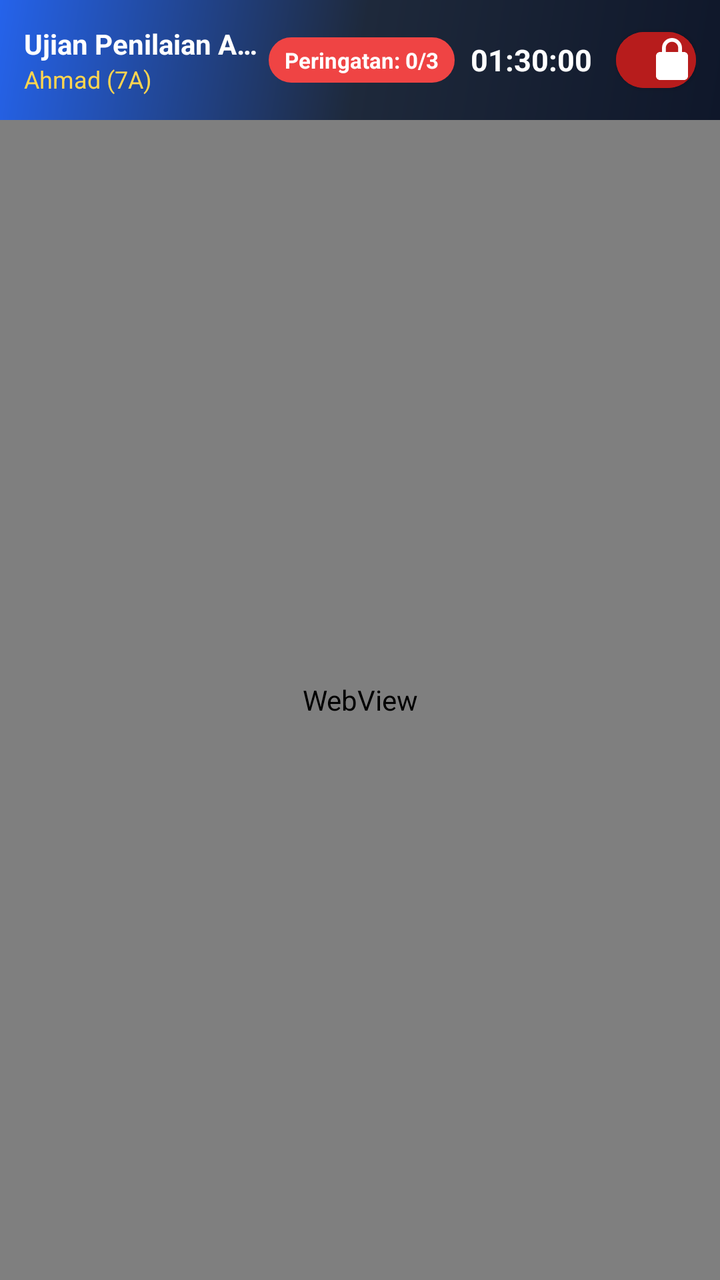
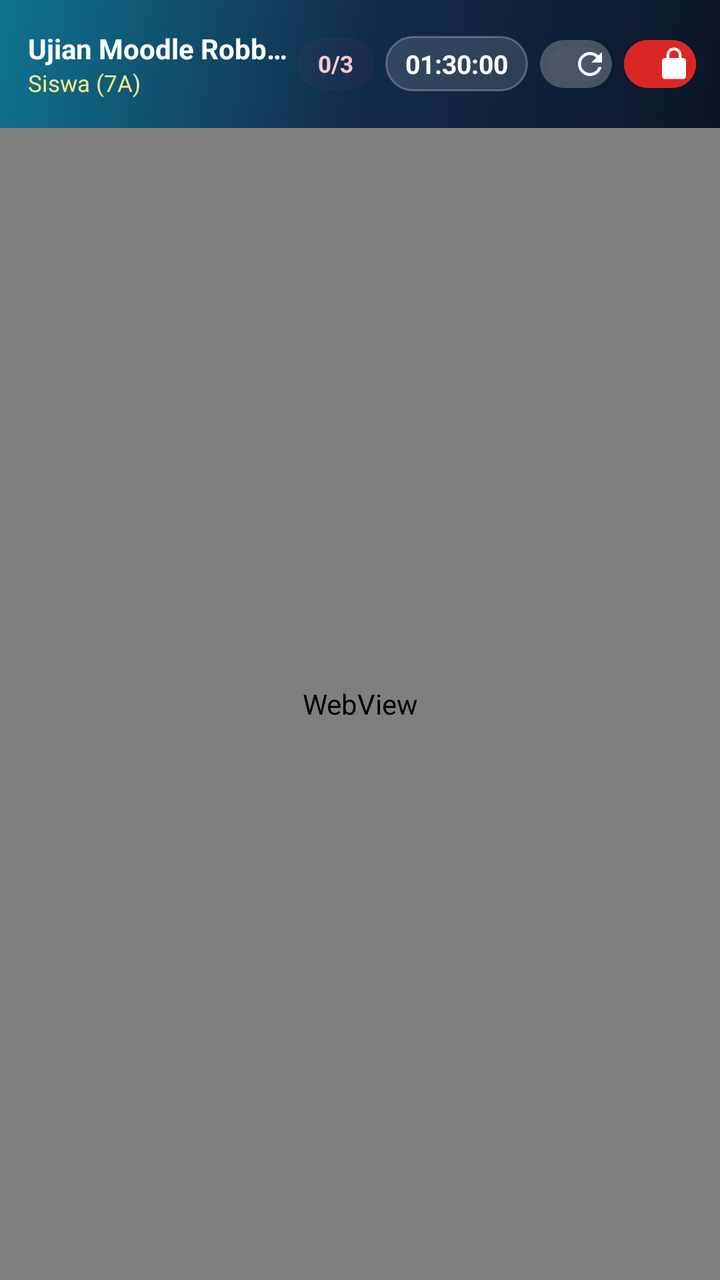

An Android layout rendered at two revisions. The XML below is the earlier revision; the diff shows what the commit changed to produce the second picture.
<!-- AndroidManifest.xml: application theme Theme.RobbaniExam -->
<!-- res/layout/activity_exam.xml -->
<?xml version="1.0" encoding="utf-8"?>
<RelativeLayout xmlns:android="http://schemas.android.com/apk/res/android"
    xmlns:app="http://schemas.android.com/apk/res-auto"
    android:layout_width="match_parent"
    android:layout_height="match_parent"
    android:background="@color/black">

    
    <LinearLayout
        android:id="@+id/headerBar"
        android:layout_width="match_parent"
        android:layout_height="60dp"
        android:layout_alignParentTop="true"
        android:background="@drawable/bg_header_gradient"
        android:gravity="center_vertical"
        android:orientation="horizontal"
        android:paddingStart="12dp"
        android:paddingEnd="12dp">

        <LinearLayout
            android:layout_width="0dp"
            android:layout_height="wrap_content"
            android:layout_weight="1"
            android:orientation="vertical">

            <TextView
                android:id="@+id/tvExamTitle"
                android:layout_width="wrap_content"
                android:layout_height="wrap_content"
                android:ellipsize="end"
                android:maxLines="1"
                android:text="Ujian Penilaian Akhir Semester"
                android:textColor="@color/white"
                android:textSize="14sp"
                android:textStyle="bold" />

            <TextView
                android:id="@+id/tvStudentDetail"
                android:layout_width="wrap_content"
                android:layout_height="wrap_content"
                android:text="Ahmad (7A)"
                android:textColor="#FFD54F"
                android:textSize="12sp" />
        </LinearLayout>

        
        <TextView
            android:id="@+id/tvViolationBadge"
            android:layout_width="wrap_content"
            android:layout_height="wrap_content"
            android:layout_marginEnd="8dp"
            android:background="@drawable/bg_rounded_card"
            android:backgroundTint="#EF4444"
            android:paddingStart="8dp"
            android:paddingTop="4dp"
            android:paddingEnd="8dp"
            android:paddingBottom="4dp"
            android:text="Peringatan: 0/3"
            android:textColor="@color/white"
            android:textSize="11sp"
            android:textStyle="bold" />

        
        <TextView
            android:id="@+id/tvTimer"
            android:layout_width="wrap_content"
            android:layout_height="wrap_content"
            android:layout_marginEnd="12dp"
            android:text="01:30:00"
            android:textColor="@color/white"
            android:textSize="15sp"
            android:textStyle="bold" />

        
        <com.google.android.material.button.MaterialButton
            android:id="@+id/btnExitExam"
            style="?attr/materialIconButtonStyle"
            android:layout_width="40dp"
            android:layout_height="40dp"
            android:backgroundTint="#B71C1C"
            app:cornerRadius="20dp"
            app:icon="@drawable/ic_lock"
            app:iconTint="@color/white" />
    </LinearLayout>

    
    <WebView
        android:id="@+id/webViewExam"
        android:layout_width="match_parent"
        android:layout_height="match_parent"
        android:layout_below="@id/headerBar" />

    
    <LinearLayout
        android:id="@+id/layoutLockedScreen"
        android:layout_width="match_parent"
        android:layout_height="match_parent"
        android:layout_below="@id/headerBar"
        android:background="#FA000000"
        android:gravity="center"
        android:orientation="vertical"
        android:padding="32dp"
        android:visibility="gone">

        <ImageView
            android:layout_width="80dp"
            android:layout_height="80dp"
            android:contentDescription="Locked Warning Icon"
            android:src="@drawable/ic_warning"
            app:tint="#EF4444" />

        <TextView
            android:layout_width="wrap_content"
            android:layout_height="wrap_content"
            android:layout_marginTop="16dp"
            android:text="LAYAR TERKUNCI!"
            android:textColor="#EF4444"
            android:textSize="22sp"
            android:textStyle="bold" />

        <TextView
            android:id="@+id/tvLockReason"
            android:layout_width="wrap_content"
            android:layout_height="wrap_content"
            android:layout_marginTop="8dp"
            android:gravity="center"
            android:text="Batas Pelanggaran Maksimal Terlampaui. Minta Pengawas / Guru untuk Buka Kunci dengan PIN Admin."
            android:textColor="@color/white"
            android:textSize="14sp" />

        <com.google.android.material.button.MaterialButton
            android:id="@+id/btnUnlockAdminPin"
            android:layout_width="wrap_content"
            android:layout_height="wrap_content"
            android:layout_marginTop="24dp"
            android:backgroundTint="@color/robbani_red"
            android:text="Buka Kunci PIN Guru"
            android:textColor="@color/white"
            app:cornerRadius="12dp"
            app:icon="@drawable/ic_lock" />
    </LinearLayout>

</RelativeLayout>
<!-- resources referenced by this layout -->
<resources>
  <color name="black">#FF000000</color>
  <color name="robbani_red">#D32F2F</color>
  <color name="white">#FFFFFFFF</color>
  <!-- drawable bg_header_gradient (drawable) -->
  <?xml version="1.0" encoding="utf-8"?>
  <shape xmlns:android="http://schemas.android.com/apk/res/android">
      <gradient
          android:angle="135"
          android:startColor="#0F172A"
          android:centerColor="#1E293B"
          android:endColor="#2563EB" />
  </shape>
  <!-- drawable bg_rounded_card (drawable) -->
  <?xml version="1.0" encoding="utf-8"?>
  <shape xmlns:android="http://schemas.android.com/apk/res/android">
      <solid android:color="#FFFFFF" />
      <corners android:radius="16dp" />
      <stroke android:width="1dp" android:color="#E2E8F0" />
  </shape>
  <!-- drawable ic_lock (drawable) -->
  <vector xmlns:android="http://schemas.android.com/apk/res/android"
      android:width="24dp"
      android:height="24dp"
      android:viewportWidth="24"
      android:viewportHeight="24">
      <path
          android:fillColor="#FFFFFF"
          android:pathData="M12,17C13.1,17 14,16.1 14,15C14,13.9 13.1,13 12,13C10.9,13 10,13.9 10,15C10,16.1 10.9,17 12,17M18,8H17V6C17,3.24 14.76,1 12,1C9.24,1 7,3.24 7,6V8H6C4.9,8 4,8.9 4,10V20C4,21.1 4.9,22 6,22H18C19.1,22 20,21.1 20,20V10C20,8.9 19.1,8 18,8M8.9,6C8.9,4.29 10.29,2.9 12,2.9C13.71,2.9 15.1,4.29 15.1,6V8H8.9V6Z" />
  </vector>
  <!-- drawable ic_warning (drawable) -->
  <vector xmlns:android="http://schemas.android.com/apk/res/android"
      android:width="24dp"
      android:height="24dp"
      android:viewportWidth="24"
      android:viewportHeight="24">
      <path
          android:fillColor="#EF4444"
          android:pathData="M1,21H23L12,2L1,21M13,18H11V16H13V18M13,14H11V10H13V14Z" />
  </vector>
  <style name="Theme.RobbaniExam" parent="Theme.MaterialComponents.DayNight.NoActionBar">
          
          <item name="colorPrimary">@color/robbani_accent</item>
          <item name="colorPrimaryVariant">@color/robbani_primary_dark</item>
          <item name="colorOnPrimary">@color/white</item>
          
          <item name="colorSecondary">@color/robbani_teal</item>
          <item name="colorSecondaryVariant">@color/robbani_indigo</item>
          <item name="colorOnSecondary">@color/white</item>
  
          
          <item name="android:statusBarColor">@color/robbani_primary_dark</item>
          <item name="android:windowLightStatusBar">false</item>
      </style>
  <color name="robbani_accent">#2563EB</color>
  <color name="robbani_primary_dark">#0F172A</color>
  <color name="robbani_teal">#0D9488</color>
  <color name="robbani_indigo">#4F46E5</color>
</resources>

<!-- the commit's change to res/layout/activity_exam.xml (unified diff, before → after) -->
@@ -3,18 +3,18 @@
     xmlns:app="http://schemas.android.com/apk/res-auto"
     android:layout_width="match_parent"
     android:layout_height="match_parent"
-    android:background="@color/black">
+    android:background="@color/robbani_primary_dark">
 
     
     <LinearLayout
         android:id="@+id/headerBar"
         android:layout_width="match_parent"
-        android:layout_height="60dp"
+        android:layout_height="64dp"
         android:layout_alignParentTop="true"
         android:background="@drawable/bg_header_gradient"
         android:gravity="center_vertical"
         android:orientation="horizontal"
-        android:paddingStart="12dp"
+        android:paddingStart="14dp"
         android:paddingEnd="12dp">
 
         <LinearLayout
@@ -29,7 +29,7 @@
                 android:layout_height="wrap_content"
                 android:ellipsize="end"
                 android:maxLines="1"
-                android:text="Ujian Penilaian Akhir Semester"
+                android:text="Ujian Moodle Robbani"
                 android:textColor="@color/white"
                 android:textSize="14sp"
                 android:textStyle="bold" />
@@ -38,9 +38,11 @@
                 android:id="@+id/tvStudentDetail"
                 android:layout_width="wrap_content"
                 android:layout_height="wrap_content"
-                android:text="Ahmad (7A)"
-                android:textColor="#FFD54F"
-                android:textSize="12sp" />
+                android:ellipsize="end"
+                android:maxLines="1"
+                android:text="Siswa (7A)"
+                android:textColor="#FDE68A"
+                android:textSize="11.5sp" />
         </LinearLayout>
 
         
@@ -48,16 +50,16 @@
             android:id="@+id/tvViolationBadge"
             android:layout_width="wrap_content"
             android:layout_height="wrap_content"
-            android:layout_marginEnd="8dp"
-            android:background="@drawable/bg_rounded_card"
-            android:backgroundTint="#EF4444"
-            android:paddingStart="8dp"
-            android:paddingTop="4dp"
-            android:paddingEnd="8dp"
-            android:paddingBottom="4dp"
-            android:text="Peringatan: 0/3"
-            android:textColor="@color/white"
-            android:textSize="11sp"
+            android:layout_marginEnd="6dp"
+            android:background="@drawable/bg_pill_glass"
+            android:backgroundTint="#33EF4444"
+            android:paddingStart="10dp"
+            android:paddingTop="5dp"
+            android:paddingEnd="10dp"
+            android:paddingBottom="5dp"
+            android:text="0/3"
+            android:textColor="#FECACA"
+            android:textSize="11.5sp"
             android:textStyle="bold" />
 
         
@@ -65,22 +67,89 @@
             android:id="@+id/tvTimer"
             android:layout_width="wrap_content"
             android:layout_height="wrap_content"
-            android:layout_marginEnd="12dp"
+            android:layout_marginEnd="6dp"
+            android:background="@drawable/bg_pill_glass"
+            android:paddingStart="10dp"
+            android:paddingTop="5dp"
+            android:paddingEnd="10dp"
+            android:paddingBottom="5dp"
             android:text="01:30:00"
             android:textColor="@color/white"
-            android:textSize="15sp"
-            android:textStyle="bold" />
+            android:textSize="13sp"
+            android:textStyle="bold" />
+
+        
+        <com.google.android.material.button.MaterialButton
+            android:id="@+id/btnRefreshWeb"
+            style="?attr/materialIconButtonStyle"
+            android:layout_width="36dp"
+            android:layout_height="36dp"
+            android:layout_marginEnd="6dp"
+            android:backgroundTint="#22FFFFFF"
+            android:contentDescription="Muat Ulang Halaman"
+            app:cornerRadius="18dp"
+            app:icon="@drawable/ic_refresh"
+            app:iconSize="18dp"
+            app:iconTint="@color/white" />
 
         
         <com.google.android.material.button.MaterialButton
             android:id="@+id/btnExitExam"
             style="?attr/materialIconButtonStyle"
-            android:layout_width="40dp"
-            android:layout_height="40dp"
-            android:backgroundTint="#B71C1C"
-            app:cornerRadius="20dp"
+            android:layout_width="36dp"
+            android:layout_height="36dp"
+            android:backgroundTint="@color/robbani_red"
+            android:contentDescription="Keluar Ujian"
+            app:cornerRadius="18dp"
             app:icon="@drawable/ic_lock"
+            app:iconSize="18dp"
             app:iconTint="@color/white" />
+    </LinearLayout>
+
+    
+    <ProgressBar
+        android:id="@+id/progressWebView"
+        style="?android:attr/progressBarStyleHorizontal"
+        android:layout_width="match_parent"
+        android:layout_height="3dp"
+        android:layout_below="@id/headerBar"
+        android:max="100"
+        android:progressTint="#38BDF8"
+        android:visibility="gone" />
+
+    
+    <LinearLayout
+        android:id="@+id/bannerProctorNotice"
+        android:layout_width="match_parent"
+        android:layout_height="wrap_content"
+        android:layout_below="@id/progressWebView"
+        android:background="#FEF3C7"
+        android:gravity="center_vertical"
+        android:orientation="horizontal"
+        android:paddingStart="14dp"
+        android:paddingTop="8dp"
+        android:paddingEnd="14dp"
+        android:paddingBottom="8dp"
+        android:visibility="gone">
+
+        <TextView
+            android:id="@+id/tvProctorNotice"
+            android:layout_width="0dp"
+            android:layout_height="wrap_content"
+            android:layout_weight="1"
+            android:textColor="#92400E"
+            android:textSize="12sp"
+            android:textStyle="bold" />
+
+        <TextView
+            android:id="@+id/btnDismissNotice"
+            android:layout_width="wrap_content"
+            android:layout_height="wrap_content"
+            android:padding="4dp"
+            android:text="Tutup"
+            android:textColor="#B45309"
+            android:textSize="12sp"
+            android:textStyle="bold" />
     </LinearLayout>
 
     
@@ -88,7 +157,59 @@
         android:id="@+id/webViewExam"
         android:layout_width="match_parent"
         android:layout_height="match_parent"
-        android:layout_below="@id/headerBar" />
+        android:layout_below="@id/bannerProctorNotice"
+        android:background="@color/white" />
+
+    
+    <LinearLayout
+        android:id="@+id/layoutWebError"
+        android:layout_width="match_parent"
+        android:layout_height="match_parent"
+        android:layout_below="@id/bannerProctorNotice"
+        android:background="@color/bg_light"
+        android:gravity="center"
+        android:orientation="vertical"
+        android:padding="28dp"
+        android:visibility="gone">
+
+        <ImageView
+            android:layout_width="64dp"
+            android:layout_height="64dp"
+            android:contentDescription="Error"
+            android:src="@drawable/ic_warning"
+            app:tint="@color/status_warning" />
+
+        <TextView
+            android:layout_width="wrap_content"
+            android:layout_height="wrap_content"
+            android:layout_marginTop="14dp"
+            android:text="Halaman Ujian Tidak Dapat Dimuat"
+            android:textColor="@color/text_main"
+            android:textSize="17sp"
+            android:textStyle="bold" />
+
+        <TextView
+            android:id="@+id/tvWebErrorDetail"
+            android:layout_width="wrap_content"
+            android:layout_height="wrap_content"
+            android:layout_marginTop="6dp"
+            android:gravity="center"
+            android:text="Periksa koneksi internet Anda lalu tekan Muat Ulang."
+            android:textColor="@color/text_sub"
+            android:textSize="13sp" />
+
+        <com.google.android.material.button.MaterialButton
+            android:id="@+id/btnRetryWeb"
+            android:layout_width="wrap_content"
+            android:layout_height="wrap_content"
+            android:layout_marginTop="18dp"
+            android:backgroundTint="@color/robbani_accent"
+            android:text="Muat Ulang Halaman"
+            android:textAllCaps="false"
+            android:textColor="@color/white"
+            app:cornerRadius="12dp"
+            app:icon="@drawable/ic_refresh" />
+    </LinearLayout>
 
     
     <LinearLayout
@@ -96,48 +217,82 @@
         android:layout_width="match_parent"
         android:layout_height="match_parent"
         android:layout_below="@id/headerBar"
-        android:background="#FA000000"
+        android:background="#F50A1628"
         android:gravity="center"
         android:orientation="vertical"
-        android:padding="32dp"
+        android:padding="28dp"
         android:visibility="gone">
 
-        <ImageView
-            android:layout_width="80dp"
-            android:layout_height="80dp"
-            android:contentDescription="Locked Warning Icon"
-            android:src="@drawable/ic_warning"
-            app:tint="#EF4444" />
-
-        <TextView
-            android:layout_width="wrap_content"
-            android:layout_height="wrap_content"
-            android:layout_marginTop="16dp"
-            android:text="LAYAR TERKUNCI!"
-            android:textColor="#EF4444"
-            android:textSize="22sp"
-            android:textStyle="bold" />
-
-        <TextView
-            android:id="@+id/tvLockReason"
-            android:layout_width="wrap_content"
-            android:layout_height="wrap_content"
-            android:layout_marginTop="8dp"
-            android:gravity="center"
-            android:text="Batas Pelanggaran Maksimal Terlampaui. Minta Pengawas / Guru untuk Buka Kunci dengan PIN Admin."
-            android:textColor="@color/white"
-            android:textSize="14sp" />
-
-        <com.google.android.material.button.MaterialButton
-            android:id="@+id/btnUnlockAdminPin"
-            android:layout_width="wrap_content"
-            android:layout_height="wrap_content"
-            android:layout_marginTop="24dp"
-            android:backgroundTint="@color/robbani_red"
-            android:text="Buka Kunci PIN Guru"
-            android:textColor="@color/white"
-            app:cornerRadius="12dp"
-            app:icon="@drawable/ic_lock" />
+        <com.google.android.material.card.MaterialCardView
+            android:layout_width="match_parent"
+            android:layout_height="wrap_content"
+            app:cardBackgroundColor="#1E293B"
+            app:cardCornerRadius="24dp"
+            app:cardElevation="12dp"
+            app:strokeColor="#EF4444"
+            app:strokeWidth="2dp">
+
+            <LinearLayout
+                android:layout_width="match_parent"
+                android:layout_height="wrap_content"
+                android:gravity="center"
+                android:orientation="vertical"
+                android:padding="24dp">
+
+                <ImageView
+                    android:layout_width="72dp"
+                    android:layout_height="72dp"
+                    android:contentDescription="Locked Warning Icon"
+                    android:src="@drawable/ic_warning"
+                    app:tint="#EF4444" />
+
+                <TextView
+                    android:layout_width="wrap_content"
+                    android:layout_height="wrap_content"
+                    android:layout_marginTop="14dp"
+                    android:text="LAYAR UJIAN TERKUNCI"
+                    android:textColor="#FCA5A5"
+                    android:textSize="20sp"
+                    android:textStyle="bold" />
+
+                <TextView
+                    android:id="@+id/tvLockReason"
+                    android:layout_width="wrap_content"
+                    android:layout_height="wrap_content"
+                    android:layout_marginTop="10dp"
+                    android:gravity="center"
+                    android:text="Batas pelanggaran terlampaui. Alarm berbunyi dan laporan telah dikirim ke pengawas."
+                    android:textColor="#E2E8F0"
+                    android:textSize="13.5sp" />
+
+                <TextView
+                    android:layout_width="wrap_content"
+                    android:layout_height="wrap_content"
+                    android:layout_marginTop="12dp"
+                    android:background="@drawable/bg_pill_glass"
+                    android:paddingStart="12dp"
+                    android:paddingTop="5dp"
+                    android:paddingEnd="12dp"
+                    android:paddingBottom="5dp"
+                    android:text="Menunggu buka kunci dari Pengawas / PIN..."
+                    android:textColor="#FCD34D"
+                    android:textSize="11.5sp" />
+
+                <com.google.android.material.button.MaterialButton
+                    android:id="@+id/btnUnlockAdminPin"
+                    android:layout_width="match_parent"
+                    android:layout_height="52dp"
+                    android:layout_marginTop="20dp"
+                    android:backgroundTint="@color/robbani_red"
+                    android:text="Buka Kunci dengan PIN Guru"
+                    android:textAllCaps="false"
+                    android:textColor="@color/white"
+                    android:textStyle="bold"
+                    app:cornerRadius="14dp"
+                    app:icon="@drawable/ic_lock"
+                    app:iconGravity="textStart" />
+            </LinearLayout>
+        </com.google.android.material.card.MaterialCardView>
     </LinearLayout>
 
 </RelativeLayout>
<!-- resource entries referenced after the edit -->
@@ -1,23 +1,26 @@
 <!-- resources referenced by this layout -->
 <resources>
-  <color name="black">#FF000000</color>
-  <color name="robbani_red">#D32F2F</color>
+  <color name="bg_light">#F1F5F9</color>
+  <color name="robbani_red">#DC2626</color>
+  <color name="status_warning">#D97706</color>
+  <color name="text_main">#0F172A</color>
+  <color name="text_sub">#64748B</color>
   <color name="white">#FFFFFFFF</color>
   <!-- drawable bg_header_gradient (drawable) -->
   <?xml version="1.0" encoding="utf-8"?>
   <shape xmlns:android="http://schemas.android.com/apk/res/android">
       <gradient
           android:angle="135"
-          android:startColor="#0F172A"
-          android:centerColor="#1E293B"
-          android:endColor="#2563EB" />
+          android:startColor="#0A1628"
+          android:centerColor="#132B4C"
+          android:endColor="#0E7490" />
   </shape>
-  <!-- drawable bg_rounded_card (drawable) -->
+  <!-- drawable bg_pill_glass (drawable) -->
   <?xml version="1.0" encoding="utf-8"?>
   <shape xmlns:android="http://schemas.android.com/apk/res/android">
-      <solid android:color="#FFFFFF" />
-      <corners android:radius="16dp" />
-      <stroke android:width="1dp" android:color="#E2E8F0" />
+      <solid android:color="#22FFFFFF" />
+      <corners android:radius="999dp" />
+      <stroke android:width="1dp" android:color="#40FFFFFF" />
   </shape>
   <!-- drawable ic_lock (drawable) -->
   <vector xmlns:android="http://schemas.android.com/apk/res/android"
@@ -29,6 +32,16 @@
           android:fillColor="#FFFFFF"
           android:pathData="M12,17C13.1,17 14,16.1 14,15C14,13.9 13.1,13 12,13C10.9,13 10,13.9 10,15C10,16.1 10.9,17 12,17M18,8H17V6C17,3.24 14.76,1 12,1C9.24,1 7,3.24 7,6V8H6C4.9,8 4,8.9 4,10V20C4,21.1 4.9,22 6,22H18C19.1,22 20,21.1 20,20V10C20,8.9 19.1,8 18,8M8.9,6C8.9,4.29 10.29,2.9 12,2.9C13.71,2.9 15.1,4.29 15.1,6V8H8.9V6Z" />
   </vector>
+  <!-- drawable ic_refresh (drawable) -->
+  <vector xmlns:android="http://schemas.android.com/apk/res/android"
+      android:width="24dp"
+      android:height="24dp"
+      android:viewportWidth="24"
+      android:viewportHeight="24">
+      <path
+          android:fillColor="#FFFFFF"
+          android:pathData="M17.65,6.35C16.2,4.9 14.21,4 12,4c-4.42,0 -7.99,3.58 -7.99,8s3.57,8 7.99,8c3.73,0 6.84,-2.55 7.73,-6h-2.08c-0.82,2.33 -3.04,4 -5.65,4 -3.31,0 -6,-2.69 -6,-6s2.69,-6 6,-6c1.66,0 3.14,0.69 4.22,1.78L13,11h7V4l-2.35,2.35z" />
+  </vector>
   <!-- drawable ic_warning (drawable) -->
   <vector xmlns:android="http://schemas.android.com/apk/res/android"
       android:width="24dp"
@@ -39,23 +52,23 @@
           android:fillColor="#EF4444"
           android:pathData="M1,21H23L12,2L1,21M13,18H11V16H13V18M13,14H11V10H13V14Z" />
   </vector>
-  <style name="Theme.RobbaniExam" parent="Theme.MaterialComponents.DayNight.NoActionBar">
-          
+  <style name="Theme.RobbaniExam" parent="Theme.MaterialComponents.Light.NoActionBar">
           <item name="colorPrimary">@color/robbani_accent</item>
           <item name="colorPrimaryVariant">@color/robbani_primary_dark</item>
           <item name="colorOnPrimary">@color/white</item>
-          
           <item name="colorSecondary">@color/robbani_teal</item>
           <item name="colorSecondaryVariant">@color/robbani_indigo</item>
           <item name="colorOnSecondary">@color/white</item>
-  
-          
+          <item name="colorSurface">@color/surface_light</item>
+          <item name="colorOnSurface">@color/text_main</item>
+          <item name="android:windowBackground">@color/bg_light</item>
           <item name="android:statusBarColor">@color/robbani_primary_dark</item>
           <item name="android:windowLightStatusBar">false</item>
       </style>
   <color name="robbani_accent">#2563EB</color>
-  <color name="robbani_primary_dark">#0F172A</color>
+  <color name="robbani_primary_dark">#0A1628</color>
   <color name="robbani_teal">#0D9488</color>
   <color name="robbani_indigo">#4F46E5</color>
+  <color name="surface_light">#FFFFFF</color>
 </resources>
 
